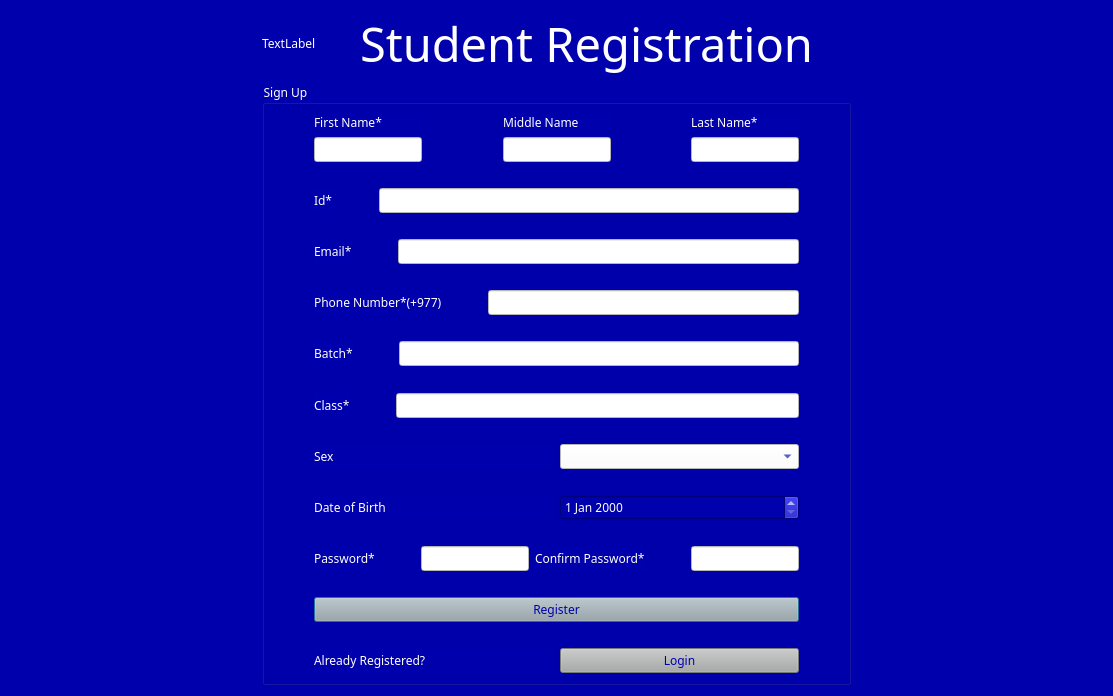
This is ExamSphereV1/studentregistration.ui in BiratBC/ExamSphereV1 as Qt 5 draws it before an edit. The edited form follows.
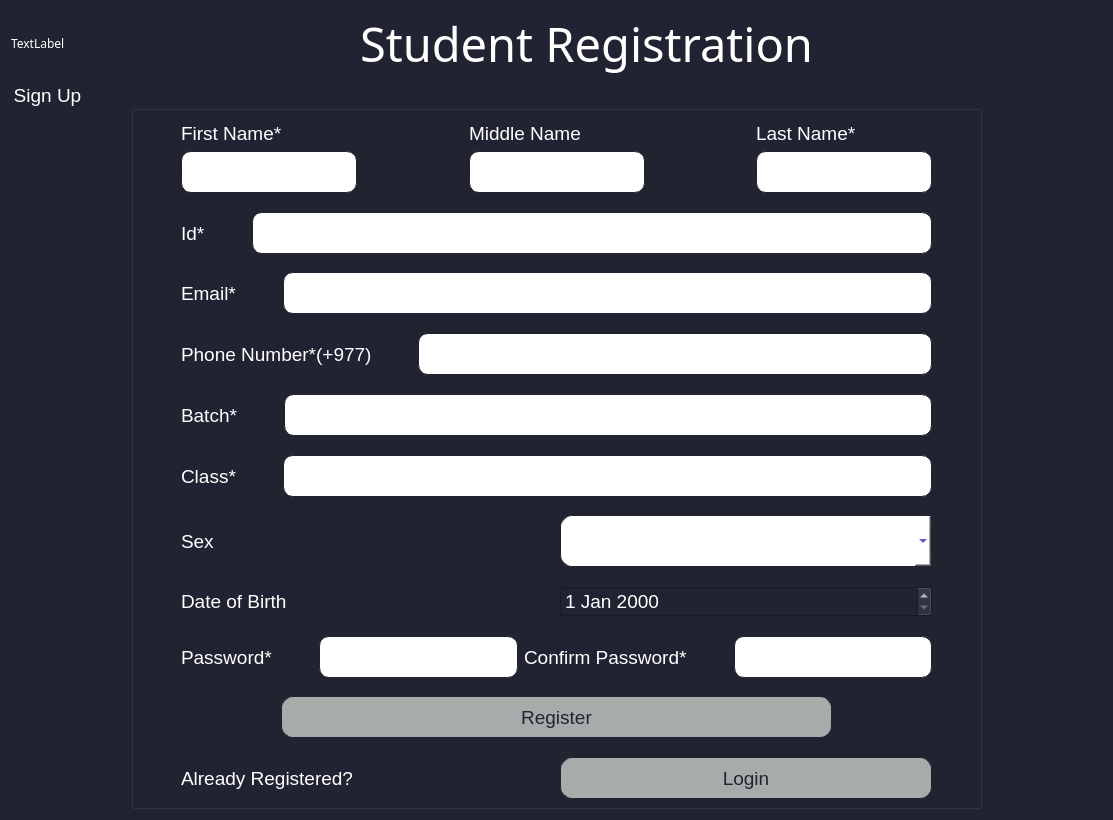
This is the edited form.

```diff
--- a/ExamSphereV1/studentregistration.ui
+++ b/ExamSphereV1/studentregistration.ui
@@ -7,56 +7,57 @@
     <x>0</x>
     <y>0</y>
     <width>1113</width>
-    <height>696</height>
+    <height>820</height>
    </rect>
   </property>
   <property name="font">
    <font>
-    <family>AcPlus IBM CGA</family>
+    <family>Ubuntu 7</family>
    </font>
   </property>
   <property name="windowTitle">
    <string>Dialog</string>
   </property>
   <property name="styleSheet">
-   <string notr="true">*{
-	background-color: rgb(0, 0, 173);
-font-family:AcPlus IBM CGA;
+   <string notr="true">QComboBox
+{
+border: 1px solid;
+border-radius: 12px; 
+border-color: rgba(33,35,50,255);
+color:#0000ad;
+	background-color: rgb(255, 255, 255);
+}
+*{
+	background-color: rgba(33,35,50,255);
+font-family:Ubuntu Medium;
 color:#fff;
 }
 QLineEdit
-{	
-color:#0000ad;
-	background-color: rgb(255, 255, 255);
-}
-QComboBox
 {
-color:#0000ad;
-	background-color: rgb(255, 255, 255);
+height:40px;
+border: 1px solid;
+border-color: rgba(33,35,50,255);
+border-radius:10px;
+color:rgba(33,35,50,255);
+background-color: rgb(255, 255, 255);
 }
 QPushButton
 {
-	
-	background-color: rgb(167, 171, 170);
-	color:#0000ad;
+background-color: #a7abaa;
+color: rgba(0,0,173,255);
+border-radius: 12px; 
+border: 1px solid;
+border-color: rgba(33,35,50,255);
+height:40px;
+width:100px;
 }
-</string>
+QGroupBox
+{
+	width:500px;
+}</string>
   </property>
   <layout class="QGridLayout" name="gridLayout_2">
-   <item row="2" column="0">
-    <spacer name="horizontalSpacer_12">
-     <property name="orientation">
-      <enum>Qt::Horizontal</enum>
-     </property>
-     <property name="sizeHint" stdset="0">
-      <size>
-       <width>40</width>
-       <height>20</height>
-      </size>
-     </property>
-    </spacer>
-   </item>
-   <item row="1" column="1">
+   <item row="1" column="0">
     <spacer name="verticalSpacer">
      <property name="orientation">
       <enum>Qt::Vertical</enum>
@@ -72,12 +73,57 @@
      </property>
     </spacer>
    </item>
-   <item row="2" column="1">
+   <item row="2" column="0">
     <widget class="QGroupBox" name="groupBox">
+     <property name="styleSheet">
+      <string notr="true">*
+{
+font-family:Ubuntu;
+font-size:19px;
+}
+QGroupBox
+{
+padding-top:30px;
+	margin-left:120px;
+margin-right:120px;
+}</string>
+     </property>
      <property name="title">
       <string>Sign Up</string>
      </property>
      <layout class="QGridLayout" name="gridLayout">
+      <item row="0" column="0">
+       <spacer name="horizontalSpacer_5">
+        <property name="orientation">
+         <enum>Qt::Horizontal</enum>
+        </property>
+        <property name="sizeType">
+         <enum>QSizePolicy::Preferred</enum>
+        </property>
+        <property name="sizeHint" stdset="0">
+         <size>
+          <width>40</width>
+          <height>20</height>
+         </size>
+        </property>
+       </spacer>
+      </item>
+      <item row="0" column="2">
+       <spacer name="horizontalSpacer_4">
+        <property name="orientation">
+         <enum>Qt::Horizontal</enum>
+        </property>
+        <property name="sizeType">
+         <enum>QSizePolicy::Preferred</enum>
+        </property>
+        <property name="sizeHint" stdset="0">
+         <size>
+          <width>40</width>
+          <height>20</height>
+         </size>
+        </property>
+       </spacer>
+      </item>
       <item row="0" column="1">
        <layout class="QVBoxLayout" name="verticalLayout_4">
         <item>
@@ -408,7 +454,12 @@
            </widget>
           </item>
           <item>
-           <widget class="QComboBox" name="comboBox"/>
+           <widget class="QComboBox" name="comboBox">
+            <property name="styleSheet">
+             <string notr="true">height:50px;
+</string>
+            </property>
+           </widget>
           </item>
          </layout>
         </item>
@@ -536,7 +587,10 @@
         <item>
          <widget class="QPushButton" name="pushButton_2">
           <property name="styleSheet">
-           <string notr="true">background-color: rgb(167, 171, 170);</string>
+           <string notr="true">background-color: rgb(167, 171, 170);
+color: rgba(33,35,50,255);
+margin-left:100px;
+margin-right:100px;</string>
           </property>
           <property name="text">
            <string>Register</string>
@@ -570,6 +624,9 @@
           </item>
           <item>
            <widget class="QPushButton" name="pushButton">
+            <property name="styleSheet">
+             <string notr="true">color: rgba(33,35,50,255);</string>
+            </property>
             <property name="text">
              <string>Login</string>
             </property>
@@ -579,39 +636,13 @@
         </item>
        </layout>
       </item>
-      <item row="0" column="2">
-       <spacer name="horizontalSpacer_4">
-        <property name="orientation">
-         <enum>Qt::Horizontal</enum>
-        </property>
-        <property name="sizeHint" stdset="0">
-         <size>
-          <width>40</width>
-          <height>20</height>
-         </size>
-        </property>
-       </spacer>
-      </item>
-      <item row="0" column="0">
-       <spacer name="horizontalSpacer_5">
-        <property name="orientation">
-         <enum>Qt::Horizontal</enum>
-        </property>
-        <property name="sizeHint" stdset="0">
-         <size>
-          <width>40</width>
-          <height>20</height>
-         </size>
-        </property>
-       </spacer>
-      </item>
      </layout>
     </widget>
    </item>
-   <item row="0" column="1">
+   <item row="0" column="0">
     <layout class="QHBoxLayout" name="horizontalLayout_9">
      <item>
-      <widget class="QLabel" name="label_11">
+      <widget class="QLabel" name="logo2">
        <property name="text">
         <string>TextLabel</string>
        </property>
@@ -627,7 +658,7 @@
        </property>
        <property name="font">
         <font>
-         <family>AcPlus IBM CGA</family>
+         <family>Ubuntu 7</family>
          <pointsize>35</pointsize>
         </font>
        </property>
@@ -641,19 +672,6 @@
      </item>
     </layout>
    </item>
-   <item row="2" column="2">
-    <spacer name="horizontalSpacer_13">
-     <property name="orientation">
-      <enum>Qt::Horizontal</enum>
-     </property>
-     <property name="sizeHint" stdset="0">
-      <size>
-       <width>40</width>
-       <height>20</height>
-      </size>
-     </property>
-    </spacer>
-   </item>
   </layout>
  </widget>
  <resources/>
```
